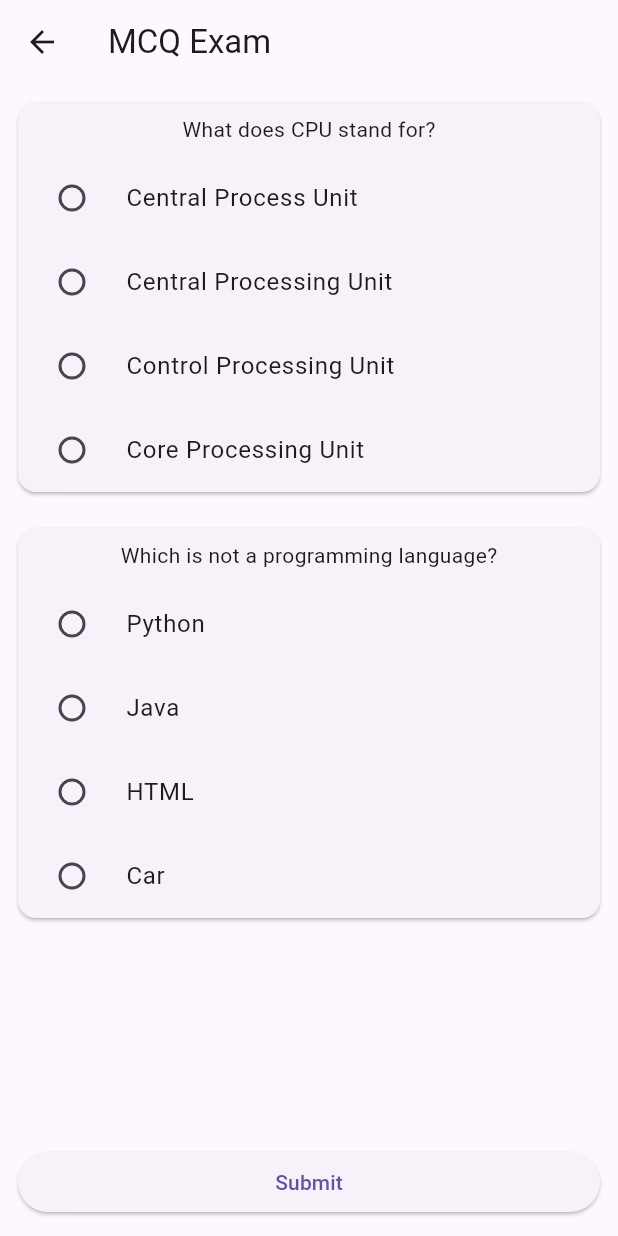
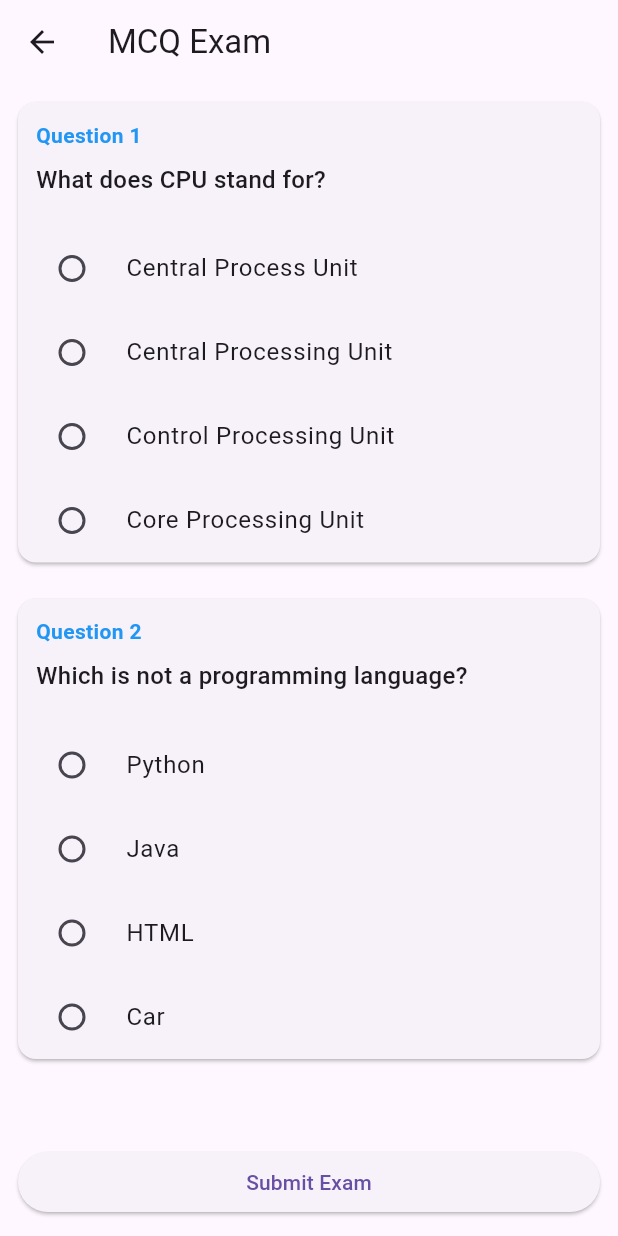
Before and after one commit to 10suraj10/INTERNCCS, a Flutter app: the MCQExamView screen opened directly, on a phone screen of 412 x 824 dp. Run offline on Flutter 3.47's test engine with Material 3 defaults, Android fonts, the phone set to English and light mode, and no system bars; our stand-ins replace image_picker, shared_preferences; accounts and stored records are empty.

Commit message:
add project to online_exam

```diff
--- a/lib/views/mcq_exam_view.dart
+++ b/lib/views/mcq_exam_view.dart
@@ -1,3 +1,4 @@
+import 'dart:io';
 import 'package:flutter/material.dart';
 import 'package:provider/provider.dart';
 import '../viewmodels/exam_viewmodel.dart';
@@ -31,11 +32,43 @@ class _MCQExamViewState extends State<MCQExamView> {
                 return Card(
                   margin: const EdgeInsets.all(12),
                   child: Column(
+                    crossAxisAlignment: CrossAxisAlignment.start,
                     children: [
                       Padding(
-                        padding: const EdgeInsets.all(8),
-                        child: Text(q.text),
+                        padding: const EdgeInsets.all(12),
+                        child: Column(
+                          crossAxisAlignment: CrossAxisAlignment.start,
+                          children: [
+                            Row(
+                              mainAxisAlignment: MainAxisAlignment.spaceBetween,
+                              children: [
+                                Text("Question ${i + 1}",
+                                  style: const TextStyle(color: Colors.blue, fontWeight: FontWeight.bold)),
+                                if (q.marks != null)
+                                  Text("Marks: ${q.marks}",
+                                    style: const TextStyle(fontWeight: FontWeight.bold, color: Colors.grey)),
+                              ],
+                            ),
+                            const SizedBox(height: 8),
+                            Text(q.text, style: const TextStyle(fontSize: 16, fontWeight: FontWeight.w500)),
+                          ],
+                        ),
                       ),
+
+                      if (q.imagePath != null)
+                        Padding(
+                          padding: const EdgeInsets.symmetric(horizontal: 12),
+                          child: ClipRRect(
+                            borderRadius: BorderRadius.circular(8),
+                            child: Image.file(File(q.imagePath!),
+                                height: 150,
+                                width: double.infinity,
+                                fit: BoxFit.cover),
+                          ),
+                        ),
+
+                      const SizedBox(height: 8),
+
                       ...List.generate(options.length, (o) {
                         return RadioListTile<int>(
                           value: o,
@@ -48,12 +81,13 @@ class _MCQExamViewState extends State<MCQExamView> {
                       }),
                       if (submitted)
                         Padding(
-                          padding: const EdgeInsets.all(8),
+                          padding: const EdgeInsets.all(12),
                           child: Text(
                             options[selected[i] ?? -1] == q.correctAnswer
                                 ? "✔ Correct"
-                                : "❌ Wrong",
+                                : "❌ Wrong (Correct: ${q.correctAnswer})",
                             style: TextStyle(
+                              fontWeight: FontWeight.bold,
                               color: options[selected[i] ?? -1] == q.correctAnswer
                                   ? Colors.green
                                   : Colors.red,
@@ -69,7 +103,7 @@ class _MCQExamViewState extends State<MCQExamView> {
         padding: const EdgeInsets.all(12),
         child: ElevatedButton(
           onPressed: mcqs.isEmpty ? null : () => setState(() => submitted = true),
-          child: const Text("Submit"),
+          child: const Text("Submit Exam"),
         ),
       ),
     );
```
Also changed, not shown: lib/viewmodels/auth_viewmodel.dart (+29 -10 lines), lib/views/add_question_screen.dart (+38 -1 lines), lib/views/login_view.dart (+15 -4 lines), lib/views/subjective_questions_view.dart (+23 -5 lines).
